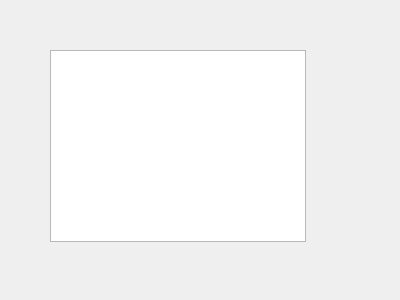
Qt form dialogcoursesstudent.ui (casalete/ErasmusIo) before a commit.
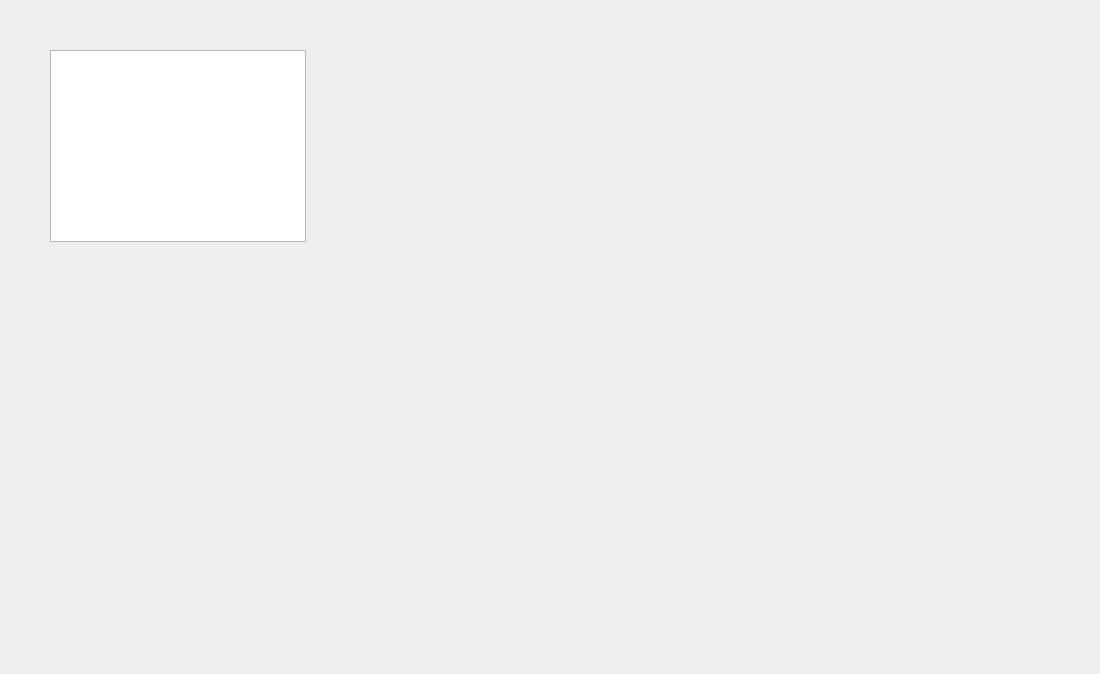
The same form after that commit. Icons and pictures are not drawn.

Diff of the .ui file:
```diff
--- a/dialogcoursesstudent.ui
+++ b/dialogcoursesstudent.ui
@@ -6,13 +6,16 @@
    <rect>
     <x>0</x>
     <y>0</y>
-    <width>400</width>
-    <height>300</height>
+    <width>1100</width>
+    <height>674</height>
    </rect>
   </property>
   <property name="windowTitle">
    <string>Dialog</string>
   </property>
+  <property name="styleSheet">
+   <string notr="true">background-image: url(:/triupd.png);</string>
+  </property>
   <widget class="QTableView" name="tableView">
    <property name="geometry">
     <rect>
```
